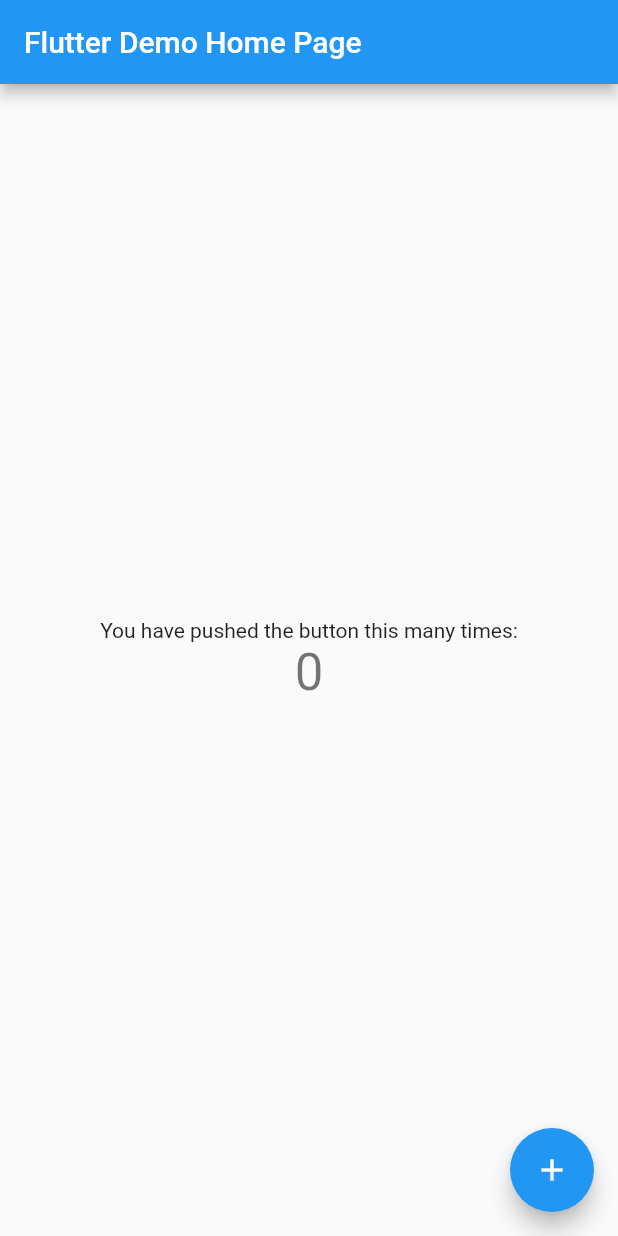
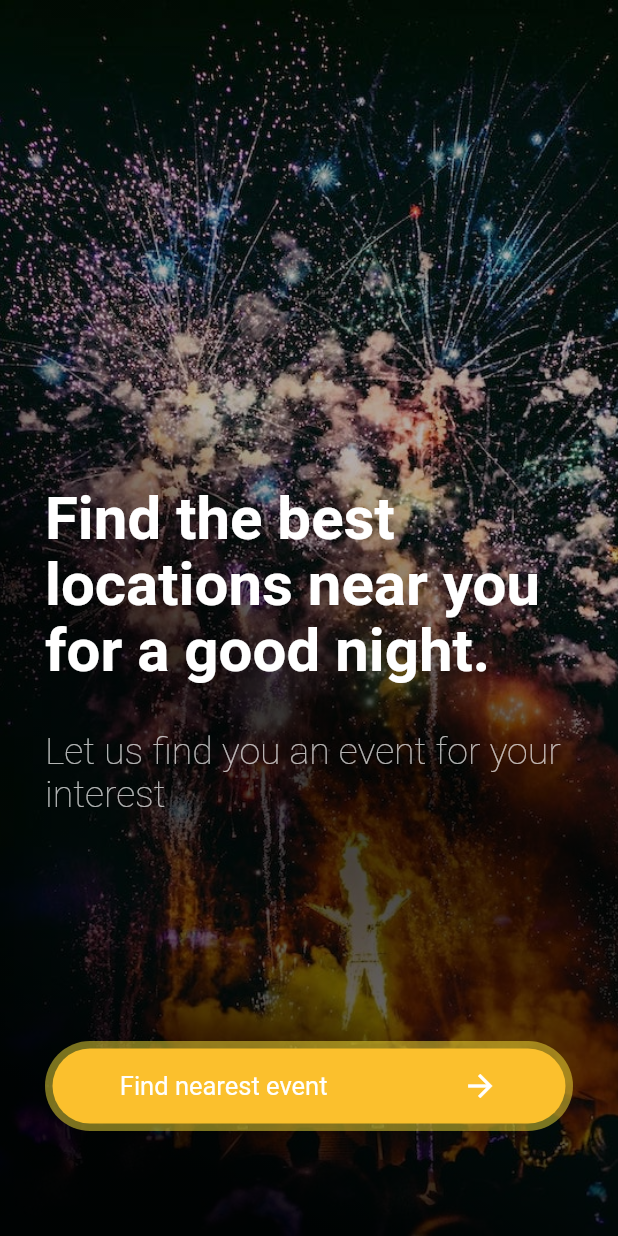
Before and after one commit to speauty/flutter_ui_examples, a Flutter app: the screen it shows after launch, on a phone screen of 412 x 824 dp. Run offline on Flutter 3.47's test engine with Material 2 defaults, Android fonts, the phone set to English and light mode, and no system bars; our stand-ins replace page_transition, simple_animations.

Commit message:
feature: 完成聚会UI;

```diff
--- /dev/null
+++ b/lib/common/animations/fade_animation.dart
@@ -0,0 +1,42 @@
+import 'package:flutter/material.dart';
+import 'package:simple_animations/animation_builder/play_animation_builder.dart';
+import 'package:simple_animations/movie_tween/movie_tween.dart';
+
+class FadeAnimation extends StatelessWidget {
+  const FadeAnimation({
+    super.key,
+    required this.delay,
+    required this.child,
+  });
+
+  final double delay;
+  final Widget child;
+  final int tsEnd = 500;
+
+  @override
+  Widget build(BuildContext context) {
+    final MovieTween tween = MovieTween()
+      ..scene(
+        begin: const Duration(milliseconds: 0),
+        end: Duration(milliseconds: tsEnd),
+      ).tween('opacity', Tween(begin: 0.0, end: 1.0))
+      ..scene(
+        begin: const Duration(milliseconds: 0),
+        end: Duration(milliseconds: tsEnd),
+      ).tween('translateY', Tween(begin: -50.0, end: 0.0));
+
+    return PlayAnimationBuilder(
+      delay: Duration(milliseconds: (tsEnd * delay).round()),
+      duration: tween.duration,
+      tween: tween,
+      child: child,
+      builder: (context, value, child) => Opacity(
+        opacity: value.get('opacity'),
+        child: Transform.translate(
+          offset: Offset(0, value.get('translateY')),
+          child: child,
+        ),
+      ),
+    );
+  }
+}
--- /dev/null
+++ b/lib/features/splash/pages/splash_page.dart
@@ -0,0 +1,185 @@
+import 'package:flutter/material.dart';
+import 'package:flutter_ui_examples/common/animations/fade_animation.dart';
+import 'package:flutter_ui_examples/features/party/pages/events_page.dart';
+import 'package:page_transition/page_transition.dart';
+
+class SplashPage extends StatefulWidget {
+  const SplashPage({super.key});
+
+  @override
+  State<SplashPage> createState() => _SplashPageState();
+}
+
+class _SplashPageState extends State<SplashPage> with TickerProviderStateMixin {
+  late AnimationController _blinkController;
+  late Animation _blinkAnimation;
+
+  late AnimationController _scaleController;
+  late Animation _scaleAnimation;
+
+  bool flagBtnIsHidden = false;
+
+  @override
+  void initState() {
+    super.initState();
+
+    _blinkController = AnimationController(
+      vsync: this,
+      duration: const Duration(milliseconds: 600),
+    );
+    _blinkAnimation = Tween<double>(
+      begin: 0.6,
+      end: 0.3,
+    ).animate(_blinkController)
+      ..addStatusListener((status) {
+        if (status == AnimationStatus.completed) {
+          _blinkController.reverse();
+        } else if (status == AnimationStatus.dismissed) {
+          _blinkController.forward();
+        }
+      });
+    _blinkController.forward();
+
+    _scaleController = AnimationController(
+      vsync: this,
+      duration: const Duration(milliseconds: 300),
+    );
+    _scaleAnimation = Tween<double>(
+      begin: 1.0,
+      end: 30.0,
+    ).animate(_scaleController)
+      ..addStatusListener((status) {
+        if (status == AnimationStatus.completed) {
+          Navigator.of(context).push(PageTransition(
+            child: const EventsPage(),
+            type: PageTransitionType.fade,
+          ));
+        }
+      });
+  }
+
+  @override
+  void dispose() {
+    super.dispose();
+
+    _blinkController.dispose();
+    _scaleController.dispose();
+  }
+
+  @override
+  Widget build(BuildContext context) {
+    return Scaffold(
+      backgroundColor: Colors.black.withOpacity(.6),
+      body: Container(
+        width: double.infinity,
+        decoration: const BoxDecoration(
+          image: DecorationImage(
+            image: AssetImage('assets/images/background.jpg'),
+            fit: BoxFit.cover,
+          ),
+        ),
+        child: Container(
+          decoration: BoxDecoration(
+            gradient: LinearGradient(
+              begin: Alignment.bottomCenter,
+              colors: [
+                Colors.black.withOpacity(.9),
+                Colors.black.withOpacity(.6),
+                Colors.black.withOpacity(.8),
+                Colors.black.withOpacity(.3),
+              ],
+            ),
+          ),
+          child: Padding(
+            padding: const EdgeInsets.all(30.0),
+            child: Column(
+              mainAxisAlignment: MainAxisAlignment.end,
+              children: [
+                const FadeAnimation(
+                  delay: 1.0,
+                  child: Text(
+                    'Find the best locations near you for a good night.',
+                    style: TextStyle(
+                        color: Colors.white,
+                        fontSize: 40,
+                        fontWeight: FontWeight.bold,
+                        height: 1.1),
+                  ),
+                ),
+                const SizedBox(height: 30),
+                FadeAnimation(
+                  delay: 1.2,
+                  child: Text(
+                    'Let us find you an event for your interest',
+                    style: TextStyle(
+                      color: Colors.white.withOpacity(.7),
+                      fontSize: 25,
+                      fontWeight: FontWeight.w100,
+                    ),
+                  ),
+                ),
+                const SizedBox(height: 150),
+                FadeAnimation(
+                  delay: 1.4,
+                  child: InkWell(
+                    onTap: () {
+                      setState(() {
+                        flagBtnIsHidden = true;
+                      });
+                      _scaleController.forward();
+                    },
+                    child: AnimatedBuilder(
+                      animation: _scaleAnimation,
+                      builder: (context, child) => Transform.scale(
+                        scale: _scaleAnimation.value,
+                        child: AnimatedBuilder(
+                          animation: _blinkAnimation,
+                          builder: (context, child) => Container(
+                            padding: const EdgeInsets.all(5),
+                            height: 60,
+                            decoration: BoxDecoration(
+                              borderRadius: BorderRadius.circular(50),
+                              color: Colors.yellow
+                                  .withOpacity(_blinkAnimation.value),
+                            ),
+                            child: Container(
+                              height: 60,
+                              decoration: BoxDecoration(
+                                borderRadius: BorderRadius.circular(50),
+                                color: Colors.yellow[700],
+                              ),
+                              child: flagBtnIsHidden == false
+                                  ? Row(
+                                      mainAxisAlignment:
+                                          MainAxisAlignment.spaceAround,
+                                      children: const [
+                                        Text(
+                                          'Find nearest event',
+                                          style: TextStyle(
+                                            color: Colors.white,
+                                            fontSize: 17,
+                                          ),
+                                        ),
+                                        Icon(
+                                          Icons.arrow_forward,
+                                          color: Colors.white,
+                                        ),
+                                      ],
+                                    )
+                                  : null,
+                            ),
+                          ),
+                        ),
+                      ),
+                    ),
+                  ),
+                ),
+                const SizedBox(height: 40),
+              ],
+            ),
+          ),
+        ),
+      ),
+    );
+  }
+}
--- a/lib/main.dart
+++ b/lib/main.dart
@@ -1,115 +1,12 @@
 import 'package:flutter/material.dart';
+import 'package:flutter_ui_examples/features/splash/pages/splash_page.dart';
 
-void main() {
-  runApp(const MyApp());
-}
-
-class MyApp extends StatelessWidget {
-  const MyApp({super.key});
-
-  // This widget is the root of your application.
-  @override
-  Widget build(BuildContext context) {
-    return MaterialApp(
-      title: 'Flutter Demo',
-      theme: ThemeData(
-        // This is the theme of your application.
-        //
-        // Try running your application with "flutter run". You'll see the
-        // application has a blue toolbar. Then, without quitting the app, try
-        // changing the primarySwatch below to Colors.green and then invoke
-        // "hot reload" (press "r" in the console where you ran "flutter run",
-        // or simply save your changes to "hot reload" in a Flutter IDE).
-        // Notice that the counter didn't reset back to zero; the application
-        // is not restarted.
-        primarySwatch: Colors.blue,
+void main() => runApp(
+      MaterialApp(
+        debugShowCheckedModeBanner: false,
+        theme: ThemeData(
+          fontFamily: 'Roboto',
+        ),
+        home: const SplashPage(),
       ),
-      home: const MyHomePage(title: 'Flutter Demo Home Page'),
     );
-  }
-}
-
-class MyHomePage extends StatefulWidget {
-  const MyHomePage({super.key, required this.title});
-
-  // This widget is the home page of your application. It is stateful, meaning
-  // that it has a State object (defined below) that contains fields that affect
-  // how it looks.
-
-  // This class is the configuration for the state. It holds the values (in this
-  // case the title) provided by the parent (in this case the App widget) and
-  // used by the build method of the State. Fields in a Widget subclass are
-  // always marked "final".
-
-  final String title;
-
-  @override
-  State<MyHomePage> createState() => _MyHomePageState();
-}
-
-class _MyHomePageState extends State<MyHomePage> {
-  int _counter = 0;
-
-  void _incrementCounter() {
-    setState(() {
-      // This call to setState tells the Flutter framework that something has
-      // changed in this State, which causes it to rerun the build method below
-      // so that the display can reflect the updated values. If we changed
-      // _counter without calling setState(), then the build method would not be
-      // called again, and so nothing would appear to happen.
-      _counter++;
-    });
-  }
-
-  @override
-  Widget build(BuildContext context) {
-    // This method is rerun every time setState is called, for instance as done
-    // by the _incrementCounter method above.
-    //
-    // The Flutter framework has been optimized to make rerunning build methods
-    // fast, so that you can just rebuild anything that needs updating rather
-    // than having to individually change instances of widgets.
-    return Scaffold(
-      appBar: AppBar(
-        // Here we take the value from the MyHomePage object that was created by
-        // the App.build method, and use it to set our appbar title.
-        title: Text(widget.title),
-      ),
-      body: Center(
-        // Center is a layout widget. It takes a single child and positions it
-        // in the middle of the parent.
-        child: Column(
-          // Column is also a layout widget. It takes a list of children and
-          // arranges them vertically. By default, it sizes itself to fit its
-          // children horizontally, and tries to be as tall as its parent.
-          //
-          // Invoke "debug painting" (press "p" in the console, choose the
-          // "Toggle Debug Paint" action from the Flutter Inspector in Android
-          // Studio, or the "Toggle Debug Paint" command in Visual Studio Code)
-          // to see the wireframe for each widget.
-          //
-          // Column has various properties to control how it sizes itself and
-          // how it positions its children. Here we use mainAxisAlignment to
-          // center the children vertically; the main axis here is the vertical
-          // axis because Columns are vertical (the cross axis would be
-          // horizontal).
-          mainAxisAlignment: MainAxisAlignment.center,
-          children: <Widget>[
-            const Text(
-              'You have pushed the button this many times:',
-            ),
-            Text(
-              '$_counter',
-              style: Theme.of(context).textTheme.headline4,
-            ),
-          ],
-        ),
-      ),
-      floatingActionButton: FloatingActionButton(
-        onPressed: _incrementCounter,
-        tooltip: 'Increment',
-        child: const Icon(Icons.add),
-      ), // This trailing comma makes auto-formatting nicer for build methods.
-    );
-  }
-}
```
Also changed, not shown: lib/features/party/pages/events_page.dart (added, +116 -0 lines), lib/features/party/widgets/event_widget.dart (added, +104 -0 lines), pubspec.yaml (+11 -10 lines), assets/fonts/Roboto-Black.ttf (added), assets/fonts/Roboto-Bold.ttf (added), assets/fonts/Roboto-Regular.ttf (added), assets/images/background.jpg (added), assets/images/five.jpg (added), assets/images/four.jpg (added), assets/images/one.jpg (added), assets/images/seven.jpg (added), assets/images/six.jpg (added), assets/images/three.jpg (added), assets/images/two.jpg (added), 1 more files.
